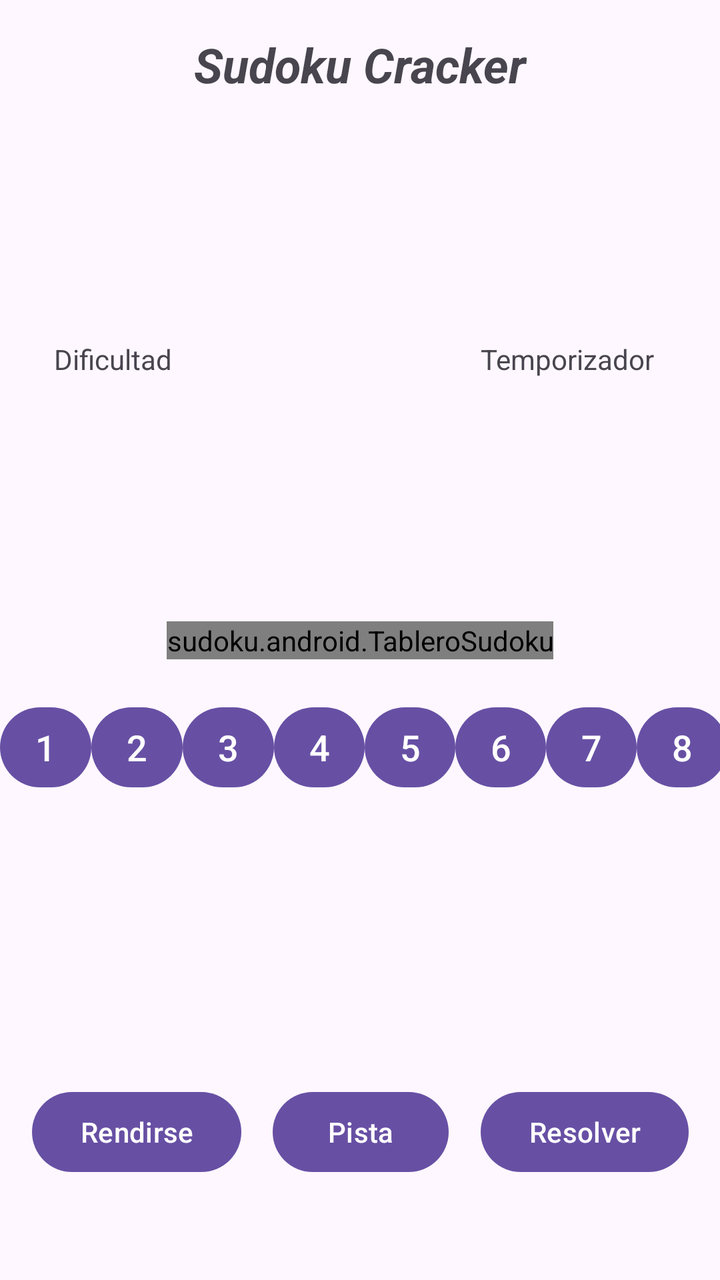
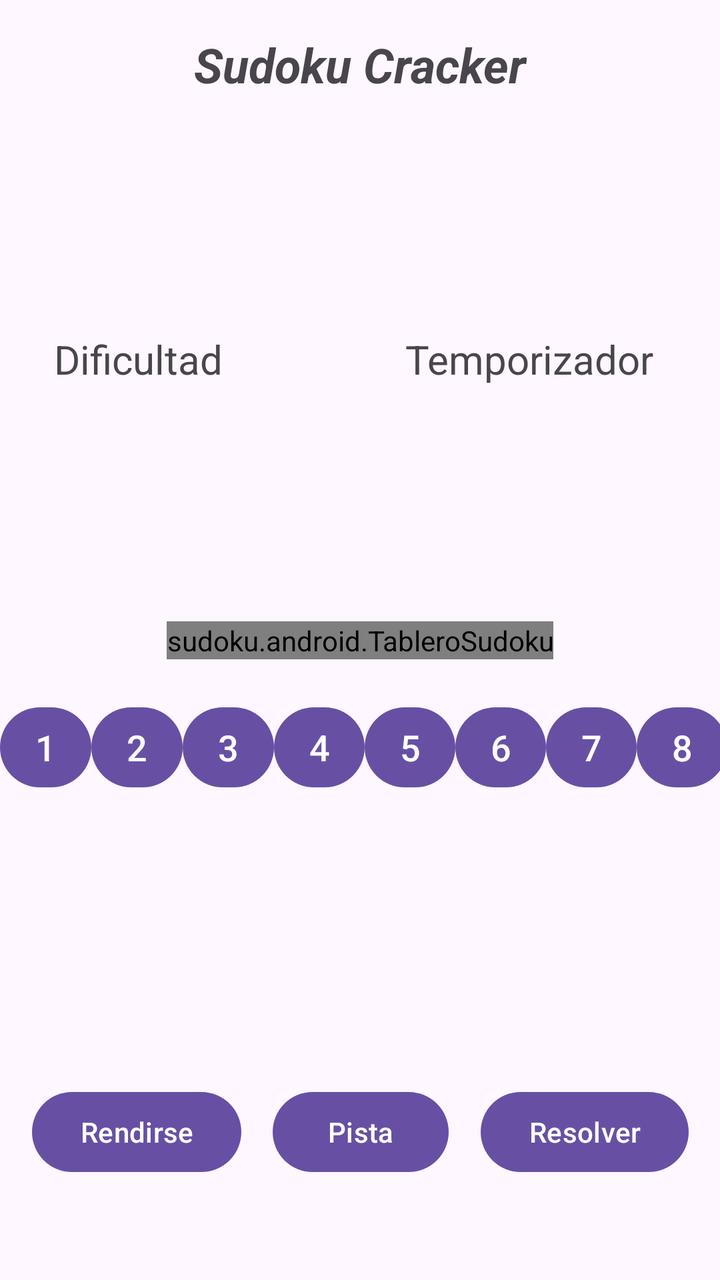

Compare the two renders of this Android layout. The source of the first and the diff that turns it into the second are given below.
<!-- AndroidManifest.xml: application theme Theme.Sudokuandroid -->
<!-- res/layout/activity_main4.xml -->
<?xml version="1.0" encoding="utf-8"?>
<androidx.constraintlayout.widget.ConstraintLayout xmlns:android="http://schemas.android.com/apk/res/android"
    xmlns:custom="http://schemas.android.com/apk/res-auto"
    xmlns:tools="http://schemas.android.com/tools"
    android:layout_width="match_parent"
    android:layout_height="match_parent"
    tools:context=".MainActivity4">

    <sudoku.android.TableroSudoku
        android:id="@+id/tableroSudoku"
        android:layout_width="wrap_content"
        android:layout_height="wrap_content"
        custom:colorLetra="#000000"
        custom:colorLetraResuelta="#1e90ff"
        custom:colorRellenarCelda="#6600DDFF"

        custom:colorResaltarCeldas="#2600DDFF"
        custom:colorTablero="#000000"
        custom:layout_constraintBottom_toBottomOf="parent"
        custom:layout_constraintEnd_toEndOf="parent"

        custom:layout_constraintStart_toStartOf="parent"
        custom:layout_constraintTop_toTopOf="parent"></sudoku.android.TableroSudoku>

    <LinearLayout
        android:id="@+id/linearLayout"
        android:layout_width="409dp"
        android:layout_height="wrap_content"
        android:layout_marginTop="20dp"
        android:orientation="horizontal"
        custom:layout_constraintTop_toBottomOf="@+id/tableroSudoku"
        tools:layout_editor_absoluteX="1dp">

        <Button
            android:id="@+id/btn1"
            android:layout_width="wrap_content"
            android:layout_height="wrap_content"
            android:layout_weight="1"
            android:padding="0dp"
            android:text="@string/Uno"
            android:textSize="18sp" />

        <Button
            android:id="@+id/btn2"
            android:layout_width="wrap_content"
            android:layout_height="wrap_content"
            android:layout_weight="1"
            android:padding="0dp"
            android:text="@string/Dos"
            android:textSize="18sp" />

        <Button
            android:id="@+id/btn3"
            android:layout_width="wrap_content"
            android:layout_height="wrap_content"
            android:layout_weight="1"
            android:padding="0dp"
            android:text="@string/Tres"
            android:textSize="18sp" />

        <Button
            android:id="@+id/btn4"
            android:layout_width="wrap_content"
            android:layout_height="wrap_content"
            android:layout_weight="1"
            android:padding="0dp"
            android:text="@string/Cuatro"
            android:textSize="18sp" />

        <Button
            android:id="@+id/btn5"
            android:layout_width="wrap_content"
            android:layout_height="wrap_content"
            android:layout_weight="1"
            android:padding="0dp"
            android:text="@string/Cinco"
            android:textSize="18sp" />

        <Button
            android:id="@+id/btn6"
            android:layout_width="wrap_content"
            android:layout_height="wrap_content"
            android:layout_weight="1"
            android:padding="0dp"
            android:text="@string/Seis"
            android:textSize="18sp" />

        <Button
            android:id="@+id/btn7"
            android:layout_width="wrap_content"
            android:layout_height="wrap_content"
            android:layout_weight="1"
            android:padding="0dp"
            android:text="@string/Siete"
            android:textSize="18sp" />

        <Button
            android:id="@+id/btn8"
            android:layout_width="wrap_content"
            android:layout_height="wrap_content"
            android:layout_weight="1"
            android:padding="0dp"
            android:text="@string/Ocho"
            android:textSize="18sp" />

        <Button
            android:id="@+id/btn9"
            android:layout_width="wrap_content"
            android:layout_height="wrap_content"
            android:layout_weight="1"
            android:padding="0dp"
            android:text="@string/Nueve"
            android:textSize="18sp" />
    </LinearLayout>

    <Button
        android:id="@+id/btnPista"
        android:layout_width="wrap_content"
        android:layout_height="wrap_content"
        android:layout_marginBottom="50dp"
        android:text="Pista"
        custom:layout_constraintBottom_toBottomOf="parent"
        custom:layout_constraintEnd_toStartOf="@+id/btnResolver"
        custom:layout_constraintHorizontal_bias="0.5"
        custom:layout_constraintStart_toEndOf="@+id/btnRendirse" />

    <Button
        android:id="@+id/btnRendirse"
        android:layout_width="wrap_content"
        android:layout_height="wrap_content"
        android:layout_marginBottom="50dp"
        android:text="Rendirse"
        custom:layout_constraintBottom_toBottomOf="parent"
        custom:layout_constraintEnd_toStartOf="@+id/btnPista"
        custom:layout_constraintHorizontal_bias="0.5"
        custom:layout_constraintStart_toStartOf="parent" />

    <Button
        android:id="@+id/btnResolver"
        android:layout_width="wrap_content"
        android:layout_height="wrap_content"
        android:layout_marginBottom="50dp"
        android:text="Resolver"
        custom:layout_constraintBottom_toBottomOf="parent"
        custom:layout_constraintEnd_toEndOf="parent"
        custom:layout_constraintHorizontal_bias="0.5"
        custom:layout_constraintStart_toEndOf="@+id/btnPista" />

    <TextView
        android:id="@+id/tvTitulo"
        android:layout_width="wrap_content"
        android:layout_height="wrap_content"
        android:layout_marginTop="16dp"
        android:text="Sudoku Cracker"
        android:textSize="24sp"
        android:textStyle="bold|italic"
        custom:layout_constraintEnd_toEndOf="parent"
        custom:layout_constraintHorizontal_bias="0.5"
        custom:layout_constraintStart_toStartOf="parent"
        custom:layout_constraintTop_toTopOf="parent" />

    <TextView
        android:id="@+id/tvDificultad"
        android:layout_width="wrap_content"
        android:layout_height="wrap_content"
        android:layout_marginStart="27dp"
        android:text="Dificultad"
        custom:layout_constraintBottom_toTopOf="@+id/tableroSudoku"
        custom:layout_constraintStart_toStartOf="parent"
        custom:layout_constraintTop_toBottomOf="@+id/tvTitulo" />

    <TextView
        android:id="@+id/tvTemporizador"
        android:layout_width="wrap_content"
        android:layout_height="wrap_content"
        android:layout_marginEnd="33dp"
        android:text="Temporizador"
        custom:layout_constraintBottom_toTopOf="@+id/tableroSudoku"
        custom:layout_constraintEnd_toEndOf="parent"
        custom:layout_constraintTop_toBottomOf="@+id/tvTitulo" />

</androidx.constraintlayout.widget.ConstraintLayout>
<!-- resources referenced by this layout -->
<resources>
  <string name="Cinco">5</string>
  <string name="Cuatro">4</string>
  <string name="Dos">2</string>
  <string name="Nueve">9</string>
  <string name="Ocho">8</string>
  <string name="Seis">6</string>
  <string name="Siete">7</string>
  <string name="Tres">3</string>
  <string name="Uno">1</string>
  <style name="Theme.Sudokuandroid" parent="Base.Theme.Sudokuandroid" />
  <style name="Base.Theme.Sudokuandroid" parent="Theme.Material3.DayNight.NoActionBar">
          
          
      </style>
</resources>

<!-- the commit's change to res/layout/activity_main4.xml (unified diff, before → after) -->
@@ -11,7 +11,9 @@
         android:layout_width="wrap_content"
         android:layout_height="wrap_content"
         custom:colorLetra="#000000"
-        custom:colorLetraResuelta="#1e90ff"
+        custom:colorLetraResuelta="#0000FF"
+        custom:colorLetraPista="#FF8C00"
+        custom:colorLetraIncorrecta="#FF0000"
         custom:colorRellenarCelda="#6600DDFF"
 
         custom:colorResaltarCeldas="#2600DDFF"
@@ -165,6 +167,7 @@
         android:layout_height="wrap_content"
         android:layout_marginStart="27dp"
         android:text="Dificultad"
+        android:textSize="20sp"
         custom:layout_constraintBottom_toTopOf="@+id/tableroSudoku"
         custom:layout_constraintStart_toStartOf="parent"
         custom:layout_constraintTop_toBottomOf="@+id/tvTitulo" />
@@ -175,6 +178,7 @@
         android:layout_height="wrap_content"
         android:layout_marginEnd="33dp"
         android:text="Temporizador"
+        android:textSize="20sp"
         custom:layout_constraintBottom_toTopOf="@+id/tableroSudoku"
         custom:layout_constraintEnd_toEndOf="parent"
         custom:layout_constraintTop_toBottomOf="@+id/tvTitulo" />
